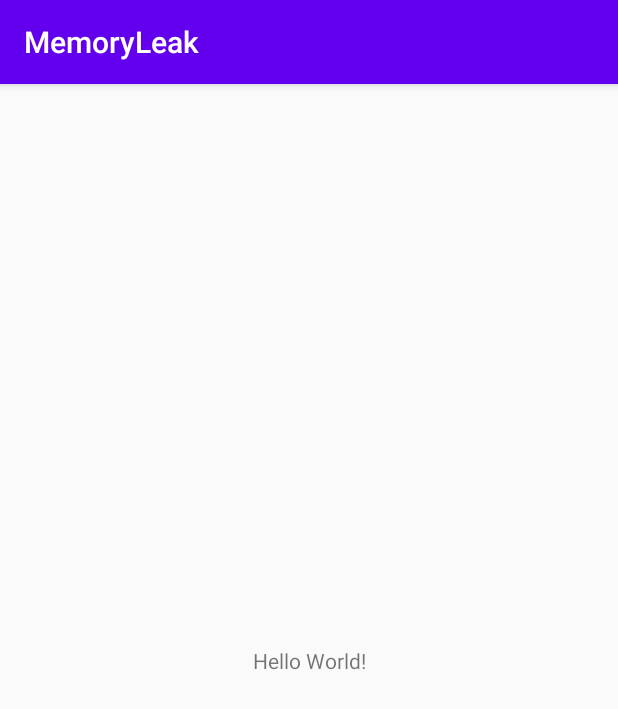
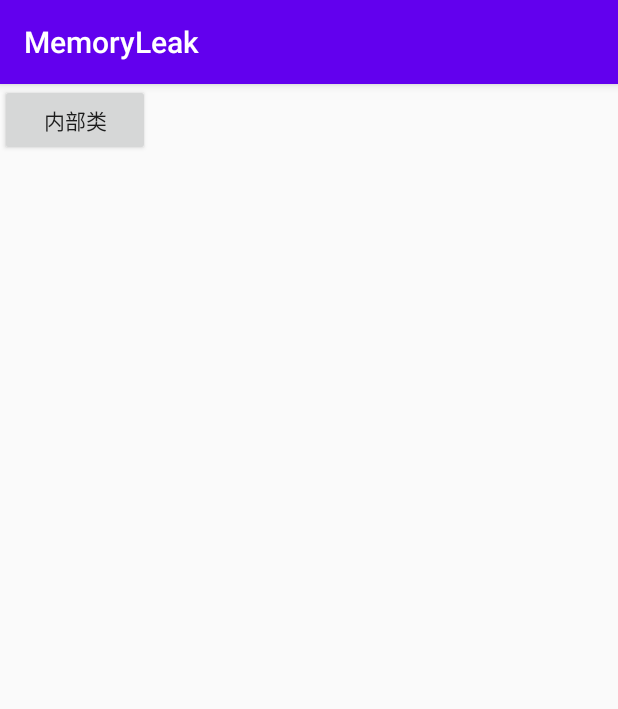
Before and after one commit to sarah21cn/AndroidMemoryLeak, an Android app: the screen it shows after launch (MainActivity), on a phone screen of 412 x 824 dp. Shown: the top 709 px of the screen. Run offline under Robolectric (Android 15) with nearby library versions, the phone set to English and light mode, and no system bars.

```diff
--- a/app/build.gradle
+++ b/app/build.gradle
@@ -31,4 +31,6 @@ dependencies {
     testImplementation 'junit:junit:4.12'
     androidTestImplementation 'androidx.test.ext:junit:1.1.1'
     androidTestImplementation 'androidx.test.espresso:espresso-core:3.2.0'
+
+    debugImplementation 'com.squareup.leakcanary:leakcanary-android:2.3'
 }
--- a/app/src/main/AndroidManifest.xml
+++ b/app/src/main/AndroidManifest.xml
@@ -16,6 +16,8 @@
                 <category android:name="android.intent.category.LAUNCHER" />
             </intent-filter>
         </activity>
+
+        <activity android:name=".activity.AnonymousClassLeakActivity"/>
     </application>
 
 </manifest>
--- a/app/src/main/res/layout/activity_main.xml
+++ b/app/src/main/res/layout/activity_main.xml
@@ -1,18 +1,18 @@
 <?xml version="1.0" encoding="utf-8"?>
-<androidx.constraintlayout.widget.ConstraintLayout xmlns:android="http://schemas.android.com/apk/res/android"
+<LinearLayout xmlns:android="http://schemas.android.com/apk/res/android"
     xmlns:app="http://schemas.android.com/apk/res-auto"
     xmlns:tools="http://schemas.android.com/tools"
     android:layout_width="match_parent"
     android:layout_height="match_parent"
     tools:context=".MainActivity">
 
-    <TextView
-        android:layout_width="wrap_content"
-        android:layout_height="wrap_content"
-        android:text="Hello World!"
-        app:layout_constraintBottom_toBottomOf="parent"
-        app:layout_constraintLeft_toLeftOf="parent"
-        app:layout_constraintRight_toRightOf="parent"
-        app:layout_constraintTop_toTopOf="parent" />
+    <Button
+      android:id="@+id/btn_anonymous"
+      android:layout_width="100dp"
+      android:layout_height="wrap_content"
+      android:gravity="center"
+      android:text="内部类"
+      android:onClick="onClick"/>
 
-</androidx.constraintlayout.widget.ConstraintLayout>
+
+</LinearLayout>
```
Also changed, not shown: app/src/main/java/com/ys/memoryleak/MainActivity.java (+23 -1 lines), app/src/main/java/com/ys/memoryleak/activity/AnonymousClassLeakActivity.java (added, +43 -0 lines), app/src/main/java/com/ys/memoryleak/fragment/PresenterLeakActivity.java (added, +11 -0 lines), app/src/main/java/com/ys/memoryleak/fragment/PresenterLeakFragment.java (added, +9 -0 lines), app/src/main/res/layout/activity_presenter_leak.xml (added, +9 -0 lines).
